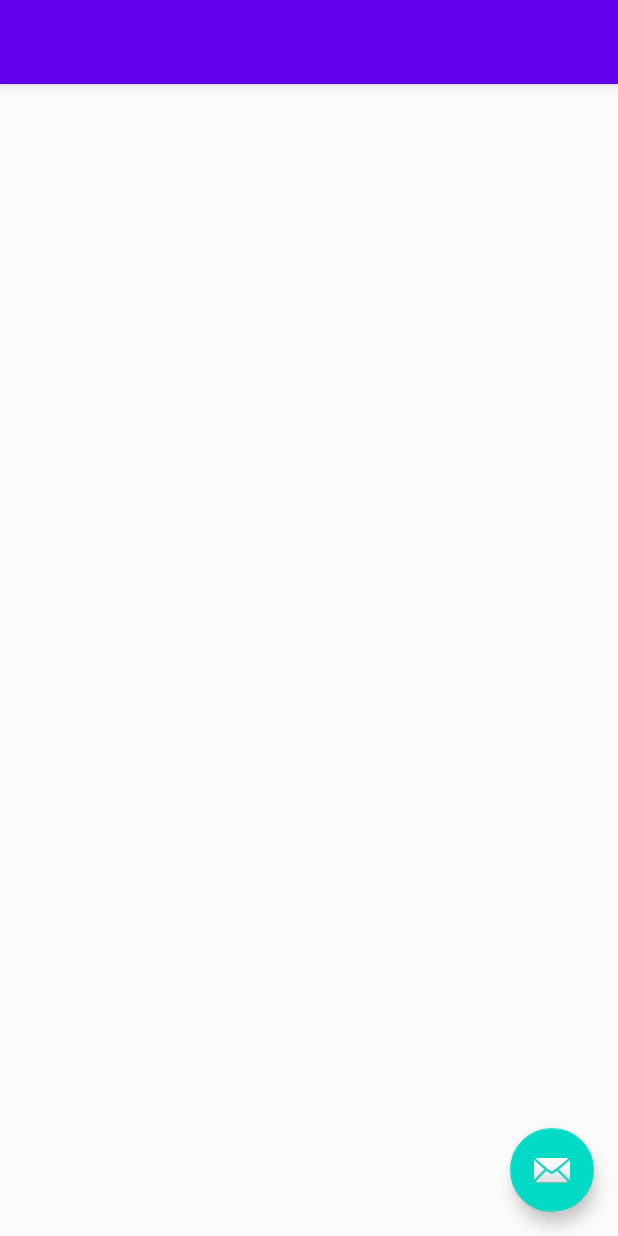
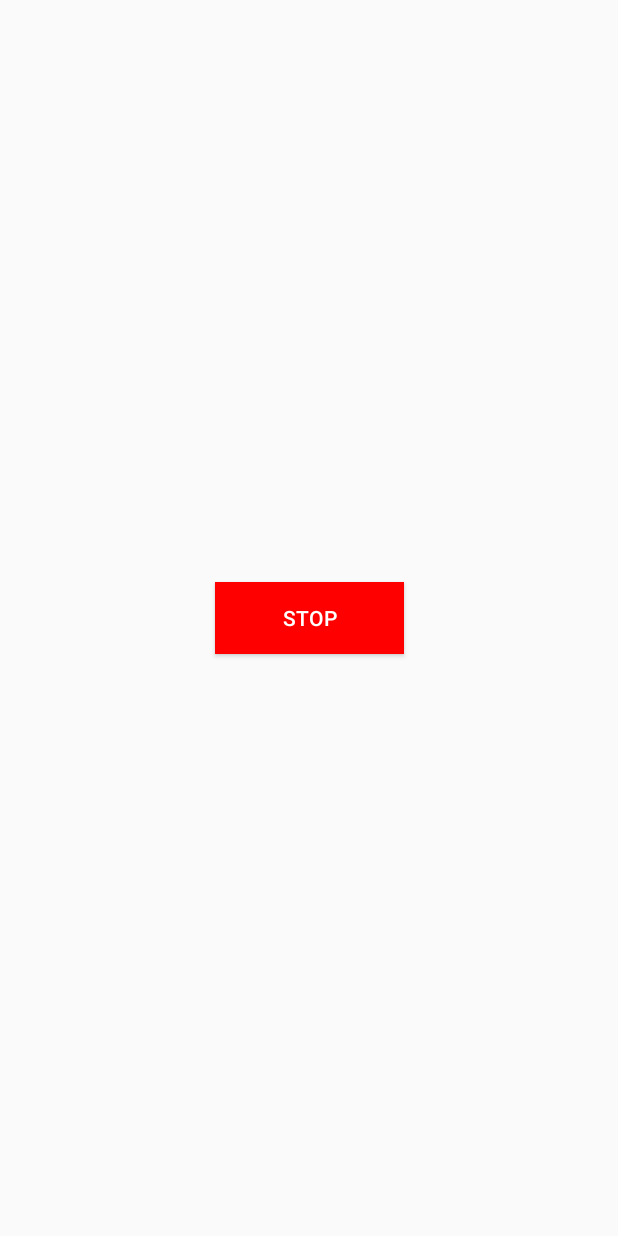
Before and after one commit to sembb/Wekkerapp, an Android app: the MainActivity2 screen opened directly, with no data from a screen before it, on a phone screen of 412 x 824 dp. Run offline under Robolectric (Android 15) with nearby library versions, the phone set to English and light mode, and no system bars.

Commit message:
Je kan nu de wekker instellen, op de achtergrond runnen, en uitzetten doormiddel van een notification. Volgende probleem is: als je de app uitschakelt komt de notificatie niet tevoorschijn.

```diff
--- a/app/src/main/AndroidManifest.xml
+++ b/app/src/main/AndroidManifest.xml
@@ -4,6 +4,7 @@
 
     <uses-permission android:name="android.permission.WAKE_LOCK" />
     <uses-permission android:name="android.permission.FOREGROUND_SERVICE"/>
+    <uses-permission android:name="android.permission.USE_FULL_SCREEN_INTENT"/>
 
     <application
 
@@ -32,5 +33,7 @@
             android:name=".WekkerService"
             android:enabled="true"/>
 
+
+
     </application>
 </manifest>
--- a/app/src/main/java/com/example/wekkerapp/MainActivity2.java
+++ b/app/src/main/java/com/example/wekkerapp/MainActivity2.java
@@ -1,5 +1,9 @@
 package com.example.wekkerapp;
 
+import android.app.NotificationChannel;
+import android.app.NotificationManager;
+import android.media.MediaPlayer;
+import android.os.Build;
 import android.os.Bundle;
 
 import com.google.android.material.floatingactionbutton.FloatingActionButton;
@@ -7,9 +11,11 @@ import com.google.android.material.snackbar.Snackbar;
 
 import androidx.appcompat.app.AppCompatActivity;
 import androidx.appcompat.widget.Toolbar;
+import androidx.core.app.NotificationCompat;
 
 import android.view.View;
 import android.view.WindowManager;
+import android.widget.Button;
 
 public class MainActivity2 extends AppCompatActivity {
 
@@ -17,11 +23,13 @@ public class MainActivity2 extends AppCompatActivity {
     protected void onCreate(Bundle savedInstanceState) {
         super.onCreate(savedInstanceState);
         setContentView(R.layout.activity_main2);
-        this.getWindow().setFlags(WindowManager.LayoutParams.FLAG_FULLSCREEN |
-                        WindowManager.LayoutParams.FLAG_SHOW_WHEN_LOCKED |
-                        WindowManager.LayoutParams.FLAG_TURN_SCREEN_ON,
-                WindowManager.LayoutParams.FLAG_FULLSCREEN |
-                        WindowManager.LayoutParams.FLAG_SHOW_WHEN_LOCKED |
-                        WindowManager.LayoutParams.FLAG_TURN_SCREEN_ON);
+        Button stopbutton = findViewById(R.id.button2);
+        stopbutton.setOnClickListener(new View.OnClickListener() {
+            @Override
+            public void onClick(View view) {
+                WekkerService.mediaPlayer.stop();
+            }
+        });
+
     }
 }
--- a/app/src/main/res/layout/activity_main2.xml
+++ b/app/src/main/res/layout/activity_main2.xml
@@ -6,28 +6,22 @@
     android:layout_height="match_parent"
     tools:context=".MainActivity2">
 
-    <com.google.android.material.appbar.AppBarLayout
+    <androidx.constraintlayout.widget.ConstraintLayout
+        android:id="@+id/constraintLayout"
         android:layout_width="match_parent"
-        android:layout_height="wrap_content"
-        android:theme="@style/AppTheme.AppBarOverlay">
+        android:layout_height="match_parent">
 
-        <androidx.appcompat.widget.Toolbar
-            android:id="@+id/toolbar"
-            android:layout_width="match_parent"
-            android:layout_height="?attr/actionBarSize"
-            android:background="?attr/colorPrimary"
-            app:popupTheme="@style/AppTheme.PopupOverlay" />
-
-    </com.google.android.material.appbar.AppBarLayout>
-
-    <include layout="@layout/content_main" />
-
-    <com.google.android.material.floatingactionbutton.FloatingActionButton
-        android:id="@+id/fab"
-        android:layout_width="wrap_content"
-        android:layout_height="wrap_content"
-        android:layout_gravity="bottom|end"
-        android:layout_margin="@dimen/fab_margin"
-        app:srcCompat="@android:drawable/ic_dialog_email" />
+        <Button
+            android:id="@+id/button2"
+            android:layout_width="126dp"
+            android:layout_height="wrap_content"
+            android:background="#FF0000"
+            android:text="Stop"
+            android:textColor="#FFFFFF"
+            app:layout_constraintBottom_toBottomOf="parent"
+            app:layout_constraintEnd_toEndOf="parent"
+            app:layout_constraintStart_toStartOf="parent"
+            app:layout_constraintTop_toTopOf="parent" />
+    </androidx.constraintlayout.widget.ConstraintLayout>
 
 </androidx.coordinatorlayout.widget.CoordinatorLayout>
```
Also changed, not shown: app/src/main/java/com/example/wekkerapp/AlarmActivation.java (+7 -6 lines), app/src/main/java/com/example/wekkerapp/MainActivity.java (+65 -3 lines), app/src/main/java/com/example/wekkerapp/WekkerService.java (+10 -4 lines), 1 other file.
